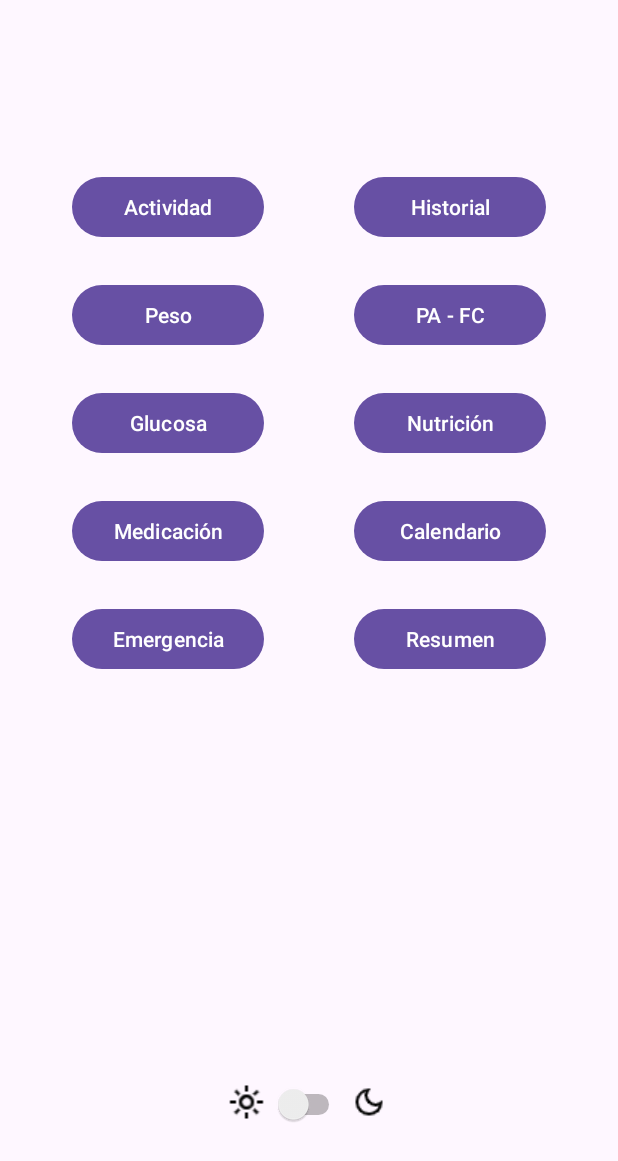
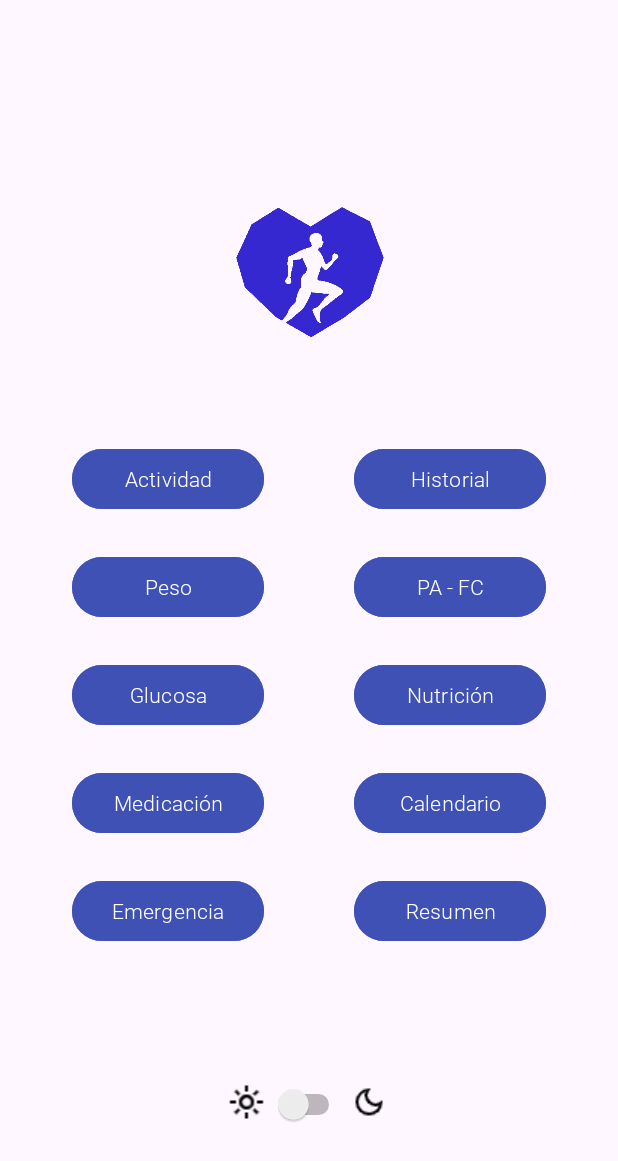
Before and after one commit to aleaguiard/SaludEnMarcha, an Android app: the screen it shows after launch once a user with an empty profile is signed in (MainActivity), on a phone screen of 412 x 824 dp. Shown: the top 1161 px of the screen. Run offline under Robolectric (Android 15) with nearby library versions, the phone set to English and light mode, and no system bars; our stand-ins replace Firebase (no records; nobody signed in at launch, a user with empty details on screens opened directly); libraries missing offline, so code that uses them is left out: org.checkerframework.checker.

Commit message:
Modificación pantallas principales con adaptación de estilos

```diff
--- a/SaludEnMarcha/app/src/main/java/com/tfg/saludenmarcha/MainActivity.java
+++ b/SaludEnMarcha/app/src/main/java/com/tfg/saludenmarcha/MainActivity.java
@@ -1,24 +1,121 @@
 package com.tfg.saludenmarcha;
 
+import android.content.Context;
+import android.content.Intent;
+import android.content.SharedPreferences;
 import android.os.Bundle;
+import android.view.Menu;
+import android.view.MenuItem;
+import android.view.View;
+import android.widget.Button;
+import android.widget.Switch;
 
-import androidx.activity.EdgeToEdge;
 import androidx.appcompat.app.AppCompatActivity;
-import androidx.core.graphics.Insets;
-import androidx.core.view.ViewCompat;
-import androidx.core.view.WindowInsetsCompat;
+import androidx.appcompat.app.AppCompatDelegate;
+
+
+import com.google.android.gms.auth.api.signin.GoogleSignIn;
+import com.google.android.gms.auth.api.signin.GoogleSignInClient;
+import com.google.android.gms.auth.api.signin.GoogleSignInOptions;
+import com.google.firebase.auth.FirebaseAuth;
+import com.google.firebase.firestore.FirebaseFirestore;
+
+import org.checkerframework.checker.nullness.qual.NonNull;
 
 public class MainActivity extends AppCompatActivity {
+
+    private Switch themeSwitch;
+    private boolean nightMode;
+    private SharedPreferences sharedPreferences;
+    private SharedPreferences.Editor editor;
+    private AppCompatDelegate delegate;
+    private FirebaseAuth mAuth;
+    private String idUser;
+    private FirebaseFirestore db;
+    private GoogleSignInClient gsc;
+    private GoogleSignInOptions gso;
 
     @Override
     protected void onCreate(Bundle savedInstanceState) {
         super.onCreate(savedInstanceState);
-        EdgeToEdge.enable(this);
         setContentView(R.layout.activity_main);
-        ViewCompat.setOnApplyWindowInsetsListener(findViewById(R.id.main), (v, insets) -> {
-            Insets systemBars = insets.getInsets(WindowInsetsCompat.Type.systemBars());
-            v.setPadding(systemBars.left, systemBars.top, systemBars.right, systemBars.bottom);
-            return insets;
+        getSupportActionBar().hide();
+
+        // Configuración del tema
+        themeSwitch = findViewById(R.id.themeSwitch);
+        sharedPreferences = getSharedPreferences("MODE", Context.MODE_PRIVATE);
+        nightMode = sharedPreferences.getBoolean("night", false);
+
+        if (nightMode) themeSwitch.setChecked(true);
+
+        themeSwitch.setOnClickListener(new View.OnClickListener() {
+            @Override
+            public void onClick(View v) {
+                if(nightMode){
+                    AppCompatDelegate.setDefaultNightMode(AppCompatDelegate.MODE_NIGHT_NO);
+                    editor = sharedPreferences.edit();
+                    editor.putBoolean("night", false);
+                } else {
+                    AppCompatDelegate.setDefaultNightMode(AppCompatDelegate.MODE_NIGHT_YES);
+                    editor = sharedPreferences.edit();
+                    editor.putBoolean("night", true);
+                }
+                editor.apply();
+            }
+        });
+
+        // Configuración de inicio de sesión con Google y Firebase Auth
+        gso = new GoogleSignInOptions.Builder(GoogleSignInOptions.DEFAULT_SIGN_IN)
+                .requestEmail().build();
+        gsc = GoogleSignIn.getClient(this, gso);
+
+        mAuth = FirebaseAuth.getInstance();
+        idUser = mAuth.getCurrentUser().getEmail();
+        db = FirebaseFirestore.getInstance();
+    }
+
+    @Override
+    public boolean onCreateOptionsMenu(Menu menu) {
+        getMenuInflater().inflate(R.menu.menu, menu);
+        return super.onCreateOptionsMenu(menu);
+    }
+
+    // Manejo de las opciones del menú
+    @Override
+    public boolean onOptionsItemSelected(@NonNull MenuItem item) {
+        if (item.getItemId() == R.id.logout) {
+            // Cerrar sesión en Firebase y Google
+            mAuth.signOut();
+            gsc.signOut();
+            startActivity(new Intent(MainActivity.this, Login.class));
+            finish();
+            return true;
+        } else
+            return super.onOptionsItemSelected(item);
+    }
+
+    private void setupButtonClick(int buttonId, Class<?> activityClass) {
+        Button button = findViewById(buttonId);
+        button.setOnClickListener(view -> {
+            Intent intent = new Intent(MainActivity.this, activityClass);
+            startActivity(intent);
         });
     }
 }
+
+
+
+
+/*
+        setupButtonClick(R.id.buttonActividad, ActividadActivity.class);
+        setupButtonClick(R.id.buttonPeso, PesoActivity.class);
+        setupButtonClick(R.id.buttonGlucosa, GlucosaActivity.class);
+        setupButtonClick(R.id.buttonMedicacion, MedicacionActivity.class);
+        setupButtonClick(R.id.buttonEmergencia, EmergenciaActivity.class);
+        setupButtonClick(R.id.buttonHistorial, HistorialActivity.class);
+        setupButtonClick(R.id.buttonNutricion, NutricionActivity.class);
+        setupButtonClick(R.id.buttonTension, TensionActivity.class);
+        setupButtonClick(R.id.buttonCalendario, CalendarioActivity.class);
+        setupButtonClick(R.id.buttonResumen, ResumenActivity.class);
+
+*/
--- a/SaludEnMarcha/app/src/main/java/com/tfg/saludenmarcha/RecoveryMail.java
+++ b/SaludEnMarcha/app/src/main/java/com/tfg/saludenmarcha/RecoveryMail.java
@@ -51,10 +51,6 @@ public class RecoveryMail extends AppCompatActivity {
         if (!validateEmail()) {
             return;
         }
-        /* Envío del link para password olvidada.
-         Se podría mejorar haciendo una comprobación previa en la BBDD
-         para corroborar si el usuario está o no registrado
-        */
         mAuth.sendPasswordResetEmail(strEmail)
 
                 .addOnSuccessListener(unused -> {
--- /dev/null
+++ b/SaludEnMarcha/app/src/main/res/drawable/ic_logout.xml
@@ -0,0 +1,11 @@
+<vector xmlns:android="http://schemas.android.com/apk/res/android"
+    android:width="24dp"
+    android:height="24dp"
+    android:viewportWidth="960"
+    android:viewportHeight="960"
+    android:tint="?attr/colorControlNormal"
+    android:autoMirrored="true">
+  <path
+      android:fillColor="@android:color/white"
+      android:pathData="M200,840Q167,840 143.5,816.5Q120,793 120,760L120,200Q120,167 143.5,143.5Q167,120 200,120L480,120L480,200L200,200Q200,200 200,200Q200,200 200,200L200,760Q200,760 200,760Q200,760 200,760L480,760L480,840L200,840ZM640,680L585,622L687,520L360,520L360,440L687,440L585,338L640,280L840,480L640,680Z"/>
+</vector>
--- a/SaludEnMarcha/app/src/main/res/layout/activity_main.xml
+++ b/SaludEnMarcha/app/src/main/res/layout/activity_main.xml
@@ -3,12 +3,14 @@
     xmlns:app="http://schemas.android.com/apk/res-auto"
     xmlns:tools="http://schemas.android.com/tools"
     android:id="@+id/main"
+    style="SCREEN"
     android:layout_width="match_parent"
     android:layout_height="match_parent"
     tools:context=".MainActivity">
 
     <Button
         android:id="@+id/buttonHistorial"
+        android:backgroundTint="@color/blue"
         android:layout_width="128dp"
         android:layout_height="48dp"
         android:layout_marginStart="128dp"
@@ -24,6 +26,7 @@
         android:id="@+id/buttonNutricion"
         android:layout_width="128dp"
         android:layout_height="48dp"
+        android:backgroundTint="@color/blue"
         android:layout_marginStart="128dp"
         android:layout_marginTop="24dp"
         android:layout_marginEnd="48dp"
@@ -37,6 +40,7 @@
         android:id="@+id/buttonGlucosa"
         android:layout_width="128dp"
         android:layout_height="48dp"
+        android:backgroundTint="@color/blue"
         android:layout_marginStart="48dp"
         android:layout_marginTop="24dp"
         android:layout_marginEnd="128dp"
@@ -50,6 +54,7 @@
         android:id="@+id/buttonResumen"
         android:layout_width="128dp"
         android:layout_height="48dp"
+        android:backgroundTint="@color/blue"
         android:layout_marginStart="128dp"
         android:layout_marginTop="24dp"
         android:layout_marginEnd="48dp"
@@ -62,6 +67,7 @@
     <Button
         android:id="@+id/buttonPeso"
         android:layout_width="128dp"
+        android:backgroundTint="@color/blue"
         android:layout_height="48dp"
         android:layout_marginStart="48dp"
         android:layout_marginTop="24dp"
@@ -76,6 +82,7 @@
         android:id="@+id/buttonMedicacion"
         android:layout_width="128dp"
         android:layout_height="48dp"
+        android:backgroundTint="@color/blue"
         android:layout_marginStart="48dp"
         android:layout_marginTop="24dp"
         android:layout_marginEnd="128dp"
@@ -90,6 +97,7 @@
         android:layout_width="128dp"
         android:layout_height="48dp"
         android:layout_marginStart="48dp"
+        android:backgroundTint="@color/blue"
         android:layout_marginTop="24dp"
         android:layout_marginEnd="128dp"
         android:text="Emergencia"
@@ -101,6 +109,7 @@
     <Button
         android:id="@+id/buttonActividad"
         android:layout_width="128dp"
+        android:backgroundTint="@color/blue"
         android:layout_height="48dp"
         android:layout_marginStart="48dp"
         android:layout_marginTop="64dp"
@@ -117,6 +126,7 @@
         android:layout_height="48dp"
         android:layout_marginStart="128dp"
         android:layout_marginTop="24dp"
+        android:backgroundTint="@color/blue"
         android:layout_marginEnd="48dp"
         android:text="PA - FC"
         app:layout_constraintEnd_toEndOf="parent"
@@ -126,6 +136,7 @@
 
     <Button
         android:id="@+id/buttonCalendario"
+        android:backgroundTint="@color/blue"
         android:layout_width="128dp"
         android:layout_height="48dp"
         android:layout_marginStart="128dp"
@@ -139,13 +150,15 @@
 
     <ImageView
         android:id="@+id/imageView3"
-        android:layout_width="wrap_content"
-        android:layout_height="wrap_content"
-        android:layout_marginTop="50dp"
+        android:layout_width="164dp"
+        android:layout_height="103dp"
+        android:layout_marginTop="128dp"
+        android:visibility="visible"
         app:layout_constraintEnd_toEndOf="parent"
         app:layout_constraintStart_toStartOf="parent"
         app:layout_constraintTop_toTopOf="parent"
-        tools:srcCompat="@tools:sample/avatars" />
+        app:srcCompat="@drawable/app_icon" />
+    />
 
     <androidx.constraintlayout.widget.Barrier
         android:layout_width="wrap_content"
@@ -180,7 +193,7 @@
             app:srcCompat="@drawable/ic_light_mode" />
 
         <Switch
-            android:id="@+id/switch2"
+            android:id="@+id/themeSwitch"
             android:layout_width="42dp"
             android:layout_height="wrap_content"
             android:layout_weight="1"
--- /dev/null
+++ b/SaludEnMarcha/app/src/main/res/menu/menu.xml
@@ -0,0 +1,12 @@
+<?xml version="1.0" encoding="utf-8"?>
+<menu xmlns:android="http://schemas.android.com/apk/res/android"
+    xmlns:app="http://schemas.android.com/apk/res-auto"
+    xmlns:tools="http://schemas.android.com/tools"
+    tools:context=".MainActivity">
+    <item
+        android:id="@+id/logout"
+        android:title="@string/logout"
+        android:icon="@drawable/ic_logout"
+        app:showAsAction="always"
+        />
+</menu>
--- a/SaludEnMarcha/app/src/main/res/values-night/themes.xml
+++ /dev/null
@@ -1,7 +0,0 @@
-<resources xmlns:tools="http://schemas.android.com/tools">
-    <!-- Base application theme. -->
-    <style name="Base.Theme.SaludEnMarcha" parent="Theme.Material3.DayNight.NoActionBar">
-        <!-- Customize your dark theme here. -->
-        <!-- <item name="colorPrimary">@color/my_dark_primary</item> -->
-    </style>
-</resources>
--- a/SaludEnMarcha/app/src/main/res/values/themes.xml
+++ b/SaludEnMarcha/app/src/main/res/values/themes.xml
@@ -1,9 +1,15 @@
 <resources xmlns:tools="http://schemas.android.com/tools">
-    <!-- Base application theme. -->
-    <style name="Base.Theme.SaludEnMarcha" parent="Theme.Material3.DayNight.NoActionBar">
-        <!-- Customize your light theme here. -->
-        <!-- <item name="colorPrimary">@color/my_light_primary</item> -->
+        <!-- Base application theme. -->
+    <style name="Base.Theme.SaludEnMarcha" parent="Theme.Material3.Light">
+        <item name="android:fontFamily">@font/font_body</item>
     </style>
 
     <style name="Theme.SaludEnMarcha" parent="Base.Theme.SaludEnMarcha" />
+
+    <!-- Light mode -->
+    <style name="Theme.Light" parent="Base.Theme.SaludEnMarcha">
+        <item name="android:background">#403D3D</item>
+        <item name="android:textColor">#FFFFFF</item>
+    </style>
+
 </resources>
```
Also changed, not shown: SaludEnMarcha/app/src/main/res/layout/activity_login.xml (+13 -2 lines), SaludEnMarcha/app/src/main/res/layout/activity_recovery_mail.xml (+11 -10 lines), SaludEnMarcha/app/src/main/res/layout/activity_sign_up.xml (+22 -15 lines), SaludEnMarcha/app/src/main/res/values/themesNight.xml (added, +8 -0 lines), SaludEnMarcha/app/src/main/res/drawable/app_icon.png, SaludEnMarcha/app/src/main/res/font/font_body.ttf (added), SaludEnMarcha/app/src/main/res/font/font_logo.otf (added).
